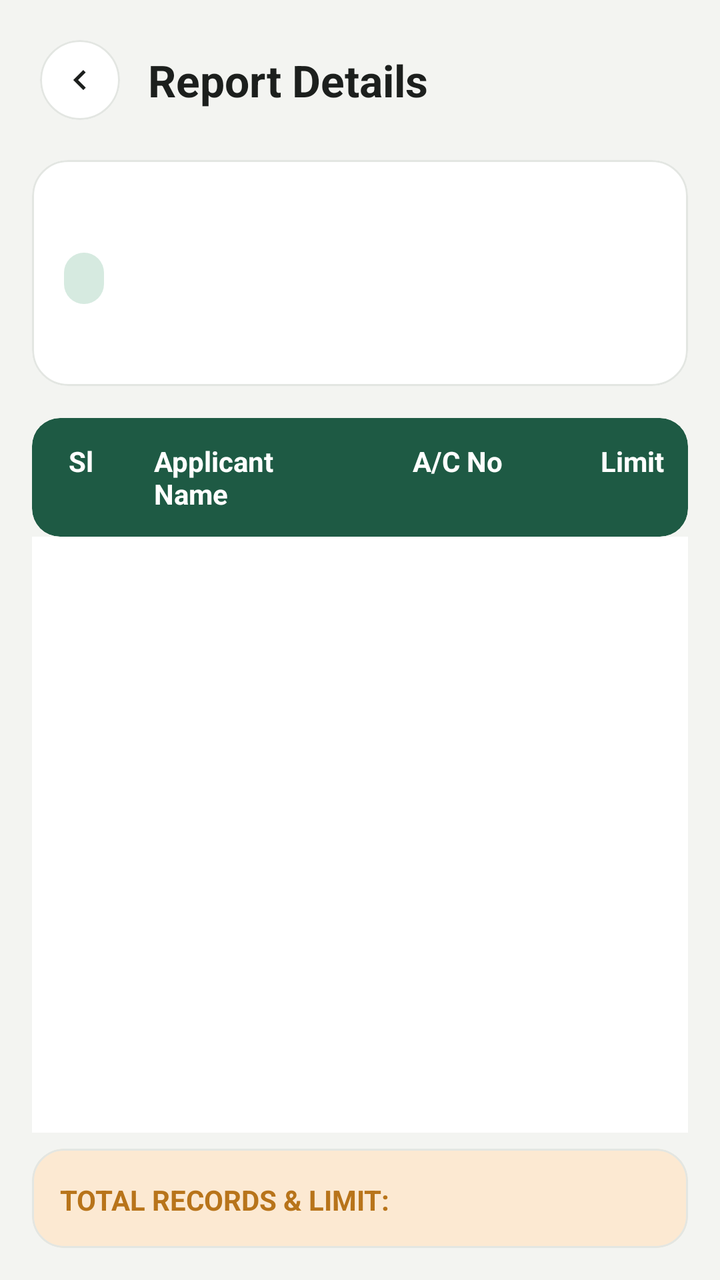
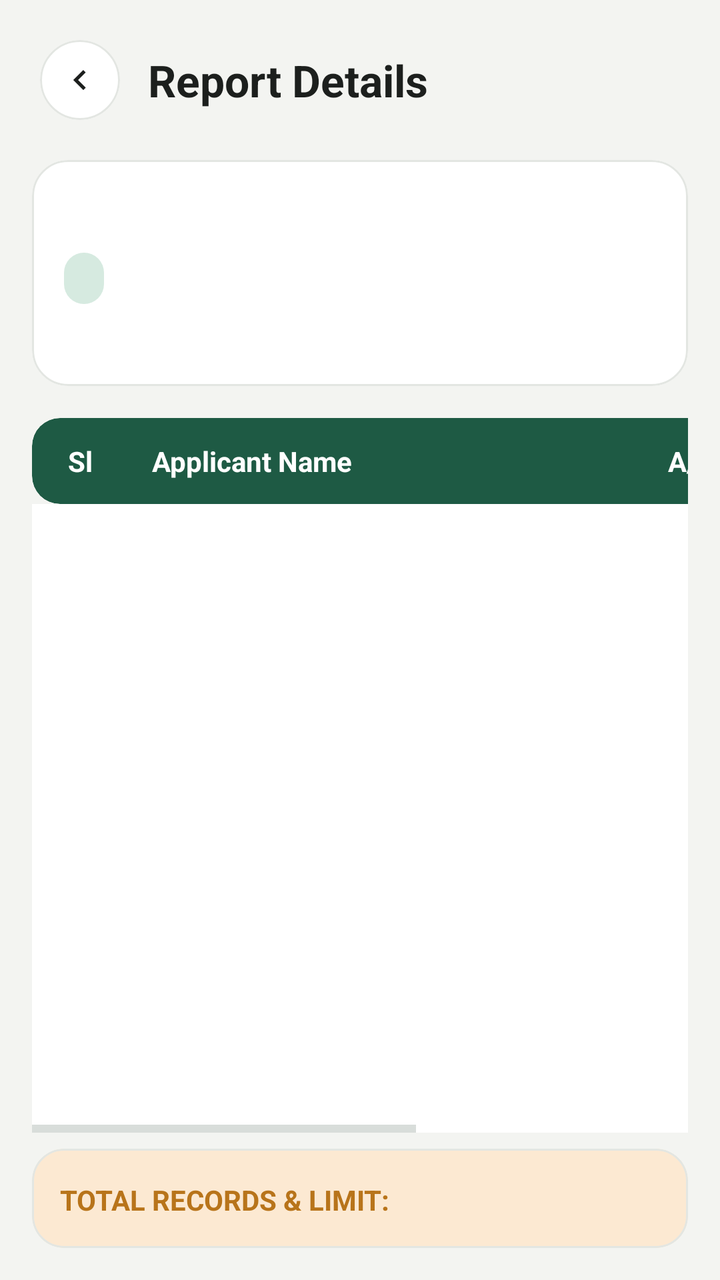

Screens rendered from an Android XML layout before and after an edit, with the pre-edit source and the edit as a unified diff.
<!-- AndroidManifest.xml: application theme Theme.PerformanceTracker -->
<!-- res/layout/activity_report_details.xml -->
<?xml version="1.0" encoding="utf-8"?>
<LinearLayout
     xmlns:android="http://schemas.android.com/apk/res/android"
     xmlns:app="http://schemas.android.com/apk/res-auto"
     android:layout_height="match_parent"
     android:layout_width="match_parent"
     android:background="@color/background"
     android:orientation="vertical">

    
    <LinearLayout
         android:layout_height="wrap_content"
         android:layout_width="match_parent"
         android:background="@color/background"
         android:gravity="center_vertical"
         android:paddingHorizontal="20dp"
         android:paddingTop="20dp"
         android:paddingBottom="12dp">

        <com.google.android.material.card.MaterialCardView
             android:layout_height="40dp"
             android:layout_width="40dp"
             android:layout_marginEnd="14dp"
             app:cardCornerRadius="20dp"
             app:cardElevation="0dp"
             app:strokeWidth="1dp"
             app:strokeColor="@color/card_stroke"
             app:cardBackgroundColor="@color/surface"
             android:clickable="true"
             android:focusable="true">

            <ImageView
                 android:layout_height="20dp"
                 android:layout_width="20dp"
                 android:layout_gravity="center"
                 android:src="@drawable/ic_chevron_right"
                 android:rotation="180"
                 app:tint="@color/text_primary"
                 android:id="@+id/btnBack" />

        </com.google.android.material.card.MaterialCardView>

        <TextView
             android:layout_height="wrap_content"
             android:layout_width="wrap_content"
             android:textSize="22sp"
             android:textColor="@color/text_primary"
             android:text="Report Details"
             android:textStyle="bold" />

    </LinearLayout>

    
    <com.google.android.material.card.MaterialCardView
         android:layout_height="wrap_content"
         android:layout_width="match_parent"
         android:layout_marginHorizontal="16dp"
         android:layout_marginVertical="8dp"
         app:cardElevation="0dp"
         app:strokeColor="@color/card_stroke"
         app:strokeWidth="1dp"
         app:cardBackgroundColor="@color/surface_card"
         app:cardCornerRadius="18dp">

        <LinearLayout
             android:layout_height="wrap_content"
             android:layout_width="match_parent"
             android:padding="16dp"
             android:orientation="vertical">

            <TextView
                 android:layout_height="wrap_content"
                 android:layout_width="wrap_content"
                 android:textSize="18sp"
                 android:textColor="@color/text_primary"
                 android:id="@+id/tvDetailName"
                 android:textStyle="bold" />

            <TextView
                 android:layout_height="wrap_content"
                 android:layout_width="wrap_content"
                 android:background="@drawable/bg_badge_mint"
                 android:paddingVertical="4dp"
                 android:paddingHorizontal="10dp"
                 android:textSize="13sp"
                 android:textColor="@color/badge_mint_icon"
                 android:layout_marginTop="6dp"
                 android:id="@+id/tvDetailMonth"
                 android:textStyle="bold" />

            <TextView
                 android:layout_height="wrap_content"
                 android:layout_width="wrap_content"
                 android:textSize="14sp"
                 android:textColor="@color/text_muted"
                 android:layout_marginTop="6dp"
                 android:id="@+id/tvDetailBranch" />

        </LinearLayout>

    </com.google.android.material.card.MaterialCardView>

    
    <com.google.android.material.card.MaterialCardView
         android:layout_height="wrap_content"
         android:layout_width="match_parent"
         android:layout_marginHorizontal="16dp"
         android:layout_marginTop="8dp"
         app:cardElevation="0dp"
         app:cardBackgroundColor="@color/primary"
         app:cardCornerRadius="14dp">

        <LinearLayout
             android:layout_height="wrap_content"
             android:layout_width="match_parent"
             android:weightSum="10"
             android:orientation="horizontal">

            <TextView
                 android:layout_height="wrap_content"
                 android:layout_width="0dp"
                 android:gravity="center"
                 android:padding="12dp"
                 android:textColor="#FFFFFF"
                 android:layout_weight="1.5"
                 android:text="Sl"
                 android:textStyle="bold" />

            <TextView
                 android:layout_height="wrap_content"
                 android:layout_width="0dp"
                 android:padding="12dp"
                 android:textColor="#FFFFFF"
                 android:layout_weight="3.5"
                 android:text="Applicant Name"
                 android:textStyle="bold" />

            <TextView
                 android:layout_height="wrap_content"
                 android:layout_width="0dp"
                 android:gravity="center"
                 android:padding="12dp"
                 android:textColor="#FFFFFF"
                 android:layout_weight="3"
                 android:text="A/C No"
                 android:textStyle="bold" />

            <TextView
                 android:layout_height="wrap_content"
                 android:layout_width="0dp"
                 android:gravity="end"
                 android:padding="12dp"
                 android:textColor="#FFFFFF"
                 android:layout_weight="2"
                 android:text="Limit"
                 android:textStyle="bold" />

        </LinearLayout>

    </com.google.android.material.card.MaterialCardView>

    <androidx.recyclerview.widget.RecyclerView
         android:layout_height="0dp"
         android:layout_width="match_parent"
         android:background="@color/surface_card"
         android:layout_marginHorizontal="16dp"
         android:layout_weight="1"
         android:id="@+id/recyclerTable" />

    
    <com.google.android.material.card.MaterialCardView
         android:layout_height="wrap_content"
         android:layout_width="match_parent"
         android:layout_marginBottom="16dp"
         android:layout_marginTop="8dp"
         android:layout_marginHorizontal="16dp"
         app:cardElevation="0dp"
         app:strokeColor="@color/card_stroke"
         app:strokeWidth="1dp"
         app:cardCornerRadius="16dp"
         app:cardBackgroundColor="@color/badge_amber_bg">

        <LinearLayout
             android:layout_height="wrap_content"
             android:layout_width="match_parent"
             android:padding="14dp"
             android:orientation="horizontal">

            <TextView
                 android:layout_height="wrap_content"
                 android:layout_width="0dp"
                 android:textSize="14sp"
                 android:textColor="@color/badge_amber_icon"
                 android:layout_weight="1"
                 android:text="TOTAL RECORDS &amp; LIMIT:"
                 android:textStyle="bold" />

            <TextView
                 android:layout_height="wrap_content"
                 android:layout_width="wrap_content"
                 android:textSize="16sp"
                 android:textColor="@color/badge_amber_icon"
                 android:id="@+id/tvTotalLimit"
                 android:textStyle="bold" />

        </LinearLayout>

    </com.google.android.material.card.MaterialCardView>

</LinearLayout>
<!-- resources referenced by this layout -->
<resources>
  <color name="background">#F3F4F1</color>
  <color name="badge_amber_bg">#FCE9D2</color>
  <color name="badge_amber_icon">#B8741A</color>
  <color name="badge_mint_icon">#215C47</color>
  <color name="card_stroke">#E3E6E2</color>
  <color name="primary">#1E5A44</color>
  <color name="surface">#FFFFFF</color>
  <color name="surface_card">#FFFFFF</color>
  <color name="text_muted">#8E9591</color>
  <color name="text_primary">#1C1F1D</color>
  <!-- drawable bg_badge_mint (drawable) -->
  <?xml version="1.0" encoding="utf-8"?>
  <shape xmlns:android="http://schemas.android.com/apk/res/android">
      <solid android:color="@color/badge_mint_bg" />
      <corners android:radius="12dp" />
  </shape>
  <!-- drawable ic_chevron_right (drawable) -->
  <vector xmlns:android="http://schemas.android.com/apk/res/android"
      android:width="20dp"
      android:height="20dp"
      android:viewportWidth="24"
      android:viewportHeight="24">
    <path
        android:fillColor="@color/chevron_color"
        android:pathData="M10,6L8.59,7.41L13.17,12l-4.58,4.59L10,18l6,-6z"/>
  </vector>
  <style name="Theme.PerformanceTracker" parent="Theme.MaterialComponents.Light.NoActionBar">
          <item name="colorPrimary">@color/primary</item>
          <item name="colorPrimaryVariant">@color/primary_dark</item>
          <item name="colorOnPrimary">@color/white</item>
          <item name="android:statusBarColor">@color/background</item>
          <item name="android:windowLightStatusBar">true</item>
          <item name="android:windowBackground">@color/background</item>
          <item name="colorSecondary">@color/secondary</item>
          <item name="colorSurface">@color/surface</item>
          <item name="colorOnSurface">@color/text_primary</item>
          <item name="colorControlNormal">@color/input_stroke_unfocused</item>
          <item name="colorControlActivated">@color/primary</item>
          <item name="android:textColorHint">@color/text_secondary</item>
          <item name="textInputStyle">@style/CustomOutlinedBox</item>
      </style>
  <color name="badge_mint_bg">#D6EAE0</color>
  <color name="chevron_color">#9CA29E</color>
  <color name="primary_dark">#154333</color>
  <color name="white">#FFFFFF</color>
  <color name="secondary">#256650</color>
  <color name="input_stroke_unfocused">#B4BEB8</color>
  <color name="text_secondary">#6E7571</color>
  <style name="CustomOutlinedBox" parent="Widget.MaterialComponents.TextInputLayout.OutlinedBox">
          <item name="boxStrokeColor">@color/box_stroke_selector</item>
          <item name="boxStrokeWidth">1.5dp</item>
          <item name="boxStrokeWidthFocused">2dp</item>
          <item name="boxBackgroundColor">@color/input_background</item>
          <item name="hintTextColor">@color/primary</item>
          <item name="android:textColorHint">@color/text_secondary</item>
          <item name="boxCornerRadiusTopStart">12dp</item>
          <item name="boxCornerRadiusTopEnd">12dp</item>
          <item name="boxCornerRadiusBottomStart">12dp</item>
          <item name="boxCornerRadiusBottomEnd">12dp</item>
      </style>
  <color name="input_background">#F7FAF8</color>
</resources>

<!-- the commit's change to res/layout/activity_report_details.xml (unified diff, before → after) -->
@@ -101,71 +101,95 @@
     </com.google.android.material.card.MaterialCardView>
 
     
-    <com.google.android.material.card.MaterialCardView
-         android:layout_height="wrap_content"
-         android:layout_width="match_parent"
-         android:layout_marginHorizontal="16dp"
-         android:layout_marginTop="8dp"
-         app:cardElevation="0dp"
-         app:cardBackgroundColor="@color/primary"
-         app:cardCornerRadius="14dp">
+    <HorizontalScrollView
+        android:layout_width="match_parent"
+        android:layout_height="0dp"
+        android:layout_weight="1"
+        android:layout_marginHorizontal="16dp"
+        android:layout_marginTop="8dp"
+        android:fillViewport="true"
+        android:scrollbars="horizontal">
 
         <LinearLayout
-             android:layout_height="wrap_content"
-             android:layout_width="match_parent"
-             android:weightSum="10"
-             android:orientation="horizontal">
-
-            <TextView
-                 android:layout_height="wrap_content"
-                 android:layout_width="0dp"
-                 android:gravity="center"
-                 android:padding="12dp"
-                 android:textColor="#FFFFFF"
-                 android:layout_weight="1.5"
-                 android:text="Sl"
-                 android:textStyle="bold" />
-
-            <TextView
-                 android:layout_height="wrap_content"
-                 android:layout_width="0dp"
-                 android:padding="12dp"
-                 android:textColor="#FFFFFF"
-                 android:layout_weight="3.5"
-                 android:text="Applicant Name"
-                 android:textStyle="bold" />
-
-            <TextView
-                 android:layout_height="wrap_content"
-                 android:layout_width="0dp"
-                 android:gravity="center"
-                 android:padding="12dp"
-                 android:textColor="#FFFFFF"
-                 android:layout_weight="3"
-                 android:text="A/C No"
-                 android:textStyle="bold" />
-
-            <TextView
-                 android:layout_height="wrap_content"
-                 android:layout_width="0dp"
-                 android:gravity="end"
-                 android:padding="12dp"
-                 android:textColor="#FFFFFF"
-                 android:layout_weight="2"
-                 android:text="Limit"
-                 android:textStyle="bold" />
+            android:layout_width="wrap_content"
+            android:layout_height="match_parent"
+            android:minWidth="560dp"
+            android:orientation="vertical">
+
+            
+            <com.google.android.material.card.MaterialCardView
+                android:layout_width="match_parent"
+                android:layout_height="wrap_content"
+                app:cardBackgroundColor="@color/primary"
+                app:cardCornerRadius="14dp"
+                app:cardElevation="0dp">
+
+                <LinearLayout
+                    android:layout_width="match_parent"
+                    android:layout_height="wrap_content"
+                    android:orientation="horizontal">
+
+                    <TextView
+                        android:layout_width="48dp"
+                        android:layout_height="wrap_content"
+                        android:gravity="center"
+                        android:padding="12dp"
+                        android:text="Sl"
+                        android:textColor="#FFFFFF"
+                        android:textSize="14sp"
+                        android:textStyle="bold" />
+
+                    <TextView
+                        android:layout_width="210dp"
+                        android:layout_height="wrap_content"
+                        android:gravity="center_vertical"
+                        android:padding="12dp"
+                        android:text="Applicant Name"
+                        android:textColor="#FFFFFF"
+                        android:textSize="14sp"
+                        android:textStyle="bold"
+                        android:maxLines="1"
+                        android:singleLine="true" />
+
+                    <TextView
+                        android:layout_width="165dp"
+                        android:layout_height="wrap_content"
+                        android:gravity="center"
+                        android:padding="12dp"
+                        android:text="A/C No"
+                        android:textColor="#FFFFFF"
+                        android:textSize="14sp"
+                        android:textStyle="bold"
+                        android:maxLines="1"
+                        android:singleLine="true" />
+
+                    <TextView
+                        android:layout_width="135dp"
+                        android:layout_height="wrap_content"
+                        android:gravity="center|end"
+                        android:padding="12dp"
+                        android:text="Limit"
+                        android:textColor="#FFFFFF"
+                        android:textSize="14sp"
+                        android:textStyle="bold"
+                        android:maxLines="1"
+                        android:singleLine="true" />
+
+                </LinearLayout>
+
+            </com.google.android.material.card.MaterialCardView>
+
+            
+            <androidx.recyclerview.widget.RecyclerView
+                android:id="@+id/recyclerTable"
+                android:layout_width="match_parent"
+                android:layout_height="0dp"
+                android:layout_weight="1"
+                android:background="@color/surface_card" />
 
         </LinearLayout>
 
-    </com.google.android.material.card.MaterialCardView>
-
-    <androidx.recyclerview.widget.RecyclerView
-         android:layout_height="0dp"
-         android:layout_width="match_parent"
-         android:background="@color/surface_card"
-         android:layout_marginHorizontal="16dp"
-         android:layout_weight="1"
-         android:id="@+id/recyclerTable" />
+    </HorizontalScrollView>
 
     
     <com.google.android.material.card.MaterialCardView
